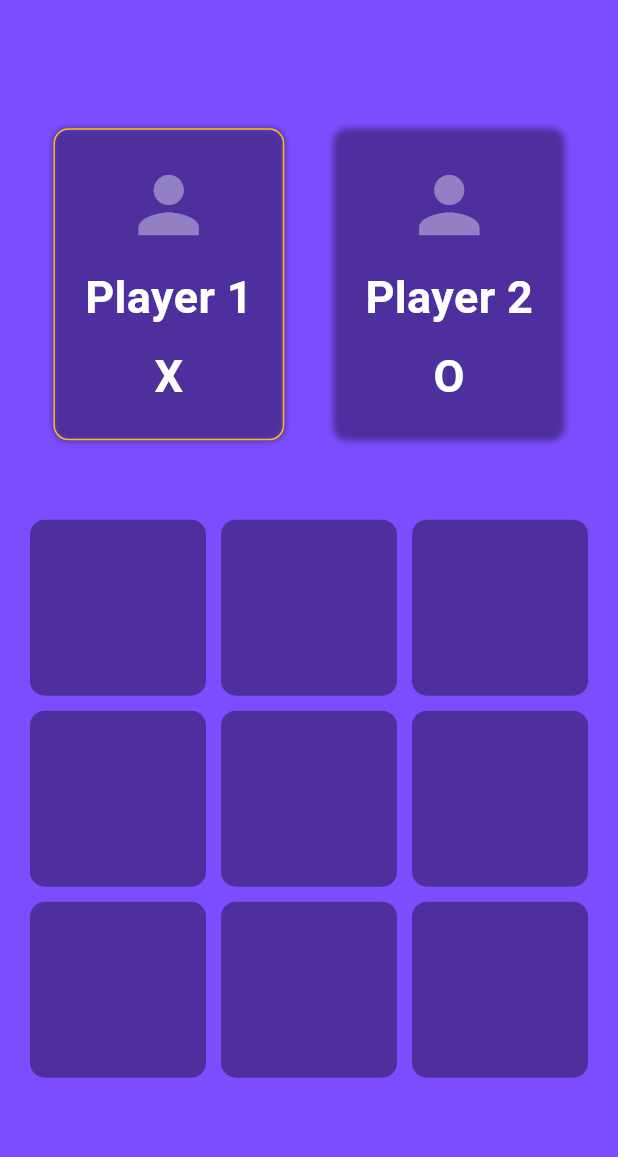
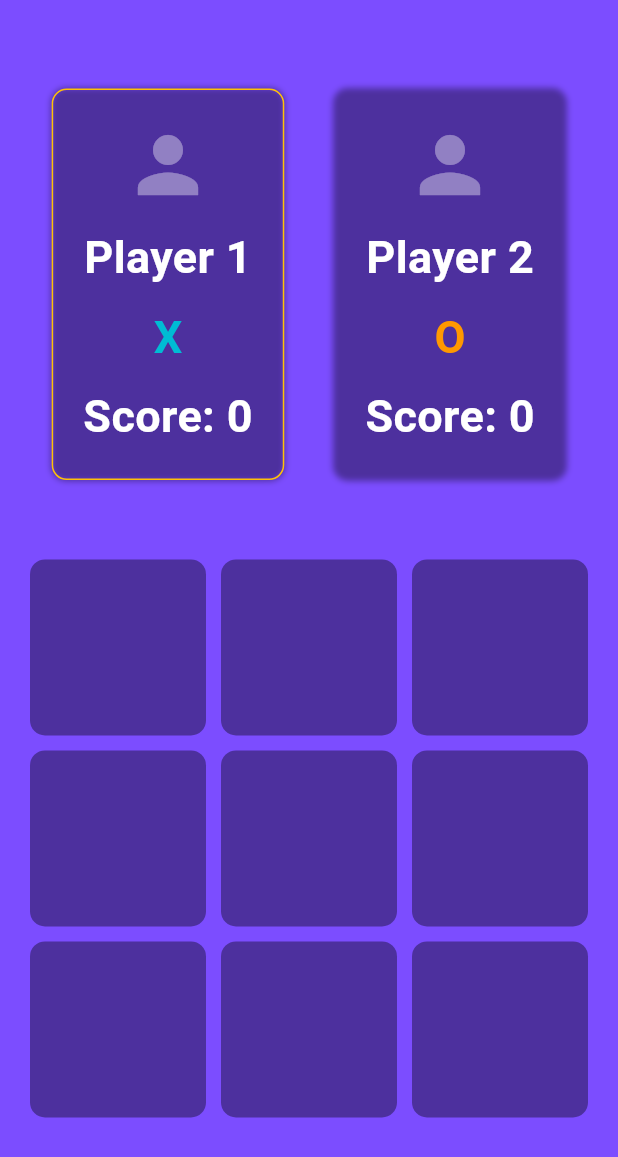
Before and after one commit to OmarHossam666/BYTEUPRISE_AD_01, a Flutter app: the screen it shows after launch, on a phone screen of 412 x 824 dp. Shown: the top 1157 px of the screen. Run offline on Flutter 3.47's test engine with Material 3 defaults, Android fonts, the phone set to English and light mode, and no system bars.

Commit message:
Creating a function to track the score and enhancing the UI

```diff
--- a/lib/tic_tac_toe.dart
+++ b/lib/tic_tac_toe.dart
@@ -12,6 +12,8 @@ class _TicTacToeState extends State<TicTacToe> {
   String currentPlayer = "X";
   String winner = "";
   bool isTie = false;
+  int player1Score = 0;
+  int player2Score = 0;
 
   void movePlayer(int index) {
     if (winner != "" || board[index] != "") {
@@ -22,6 +24,7 @@ class _TicTacToeState extends State<TicTacToe> {
       board[index] = currentPlayer;
       currentPlayer = currentPlayer == "X" ? "O" : "X";
       checkForWinner();
+      trackScore();
     });
   }
 
@@ -56,6 +59,19 @@ class _TicTacToeState extends State<TicTacToe> {
     if (!board.contains("")) {
       setState(() {
         isTie = true;
+      });
+    }
+  }
+
+  void trackScore() {
+    if (winner == "X") {
+      setState(() {
+        player1Score++;
+      });
+    }
+    else if (winner == "O") {
+      setState(() {
+        player2Score++;
       });
     }
   }
@@ -96,17 +112,17 @@ class _TicTacToeState extends State<TicTacToe> {
                         blurRadius: 3,
                       ),
                     ]),
-                child: const Padding(
-                  padding: EdgeInsets.all(20),
+                child: Padding(
+                  padding: const EdgeInsets.all(20),
                   child: Column(
                     children: [
-                      Icon(
+                      const Icon(
                         Icons.person,
                         color: Colors.white38,
                         size: 60,
                       ),
-                      SizedBox(height: 10),
-                      Text(
+                      const SizedBox(height: 10),
+                      const Text(
                         "Player 1",
                         style: TextStyle(
                           color: Colors.white,
@@ -114,10 +130,19 @@ class _TicTacToeState extends State<TicTacToe> {
                           fontWeight: FontWeight.bold,
                         ),
                       ),
-                      SizedBox(height: 10),
-                      Text(
+                      const SizedBox(height: 10),
+                      const Text(
                         "X",
                         style: TextStyle(
+                          color: Colors.cyan,
+                          fontSize: 30,
+                          fontWeight: FontWeight.bold,
+                        ),
+                      ),
+                      const SizedBox(height: 10),
+                      Text(
+                        "Score: $player1Score",
+                        style: const TextStyle(
                           color: Colors.white,
                           fontSize: 30,
                           fontWeight: FontWeight.bold,
@@ -142,17 +167,17 @@ class _TicTacToeState extends State<TicTacToe> {
                         blurRadius: 3,
                       ),
                     ]),
-                child: const Padding(
-                  padding: EdgeInsets.all(20),
+                child: Padding(
+                  padding: const EdgeInsets.all(20),
                   child: Column(
                     children: [
-                      Icon(
+                      const Icon(
                         Icons.person,
                         color: Colors.white38,
                         size: 60,
                       ),
-                      SizedBox(height: 10),
-                      Text(
+                      const SizedBox(height: 10),
+                      const Text(
                         "Player 2",
                         style: TextStyle(
                           color: Colors.white,
@@ -160,10 +185,19 @@ class _TicTacToeState extends State<TicTacToe> {
                           fontWeight: FontWeight.bold,
                         ),
                       ),
-                      SizedBox(height: 10),
-                      Text(
+                      const SizedBox(height: 10),
+                      const Text(
                         "O",
                         style: TextStyle(
+                          color: Colors.orange,
+                          fontSize: 30,
+                          fontWeight: FontWeight.bold,
+                        ),
+                      ),
+                      const SizedBox(height: 10),
+                      Text(
+                        "Score: $player2Score",
+                        style: const TextStyle(
                           color: Colors.white,
                           fontSize: 30,
                           fontWeight: FontWeight.bold,
@@ -230,10 +264,11 @@ class _TicTacToeState extends State<TicTacToe> {
                     child: Center(
                       child: Text(
                         board[index],
-                        style: const TextStyle(
+                        style: TextStyle(
                           fontSize: 50,
-                          color: Colors.white,
-                          fontWeight: FontWeight.w400,
+                          color:
+                              board[index] == "X" ? Colors.cyan : Colors.orange,
+                          fontWeight: FontWeight.w500,
                         ),
                       ),
                     ),
```
